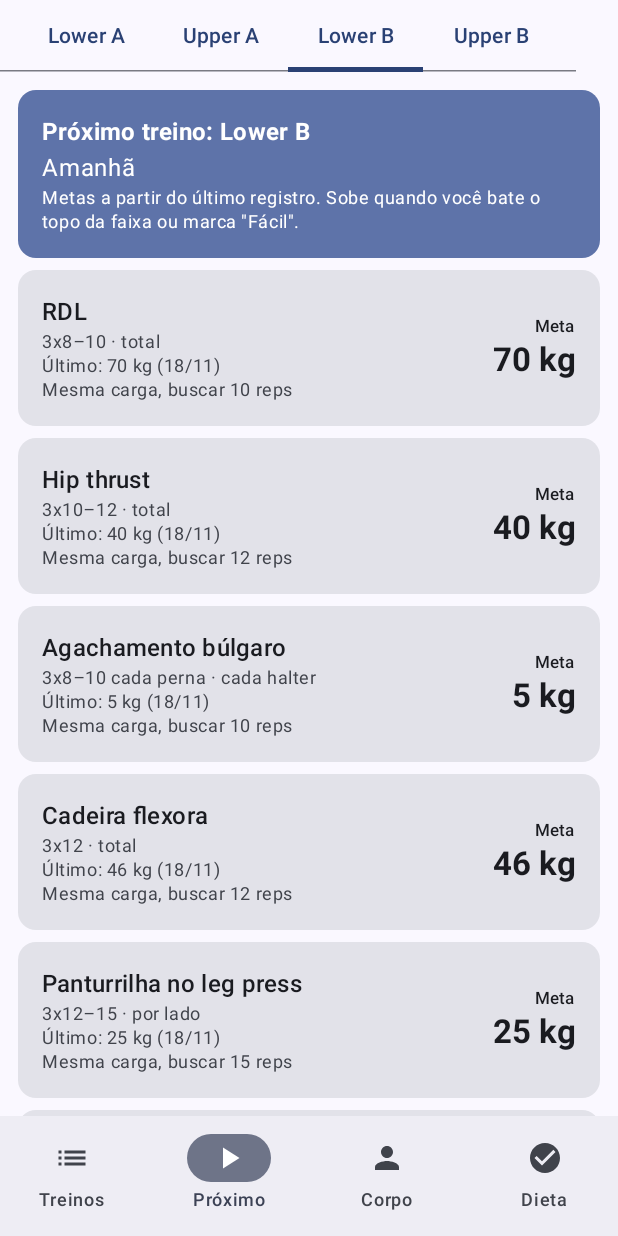
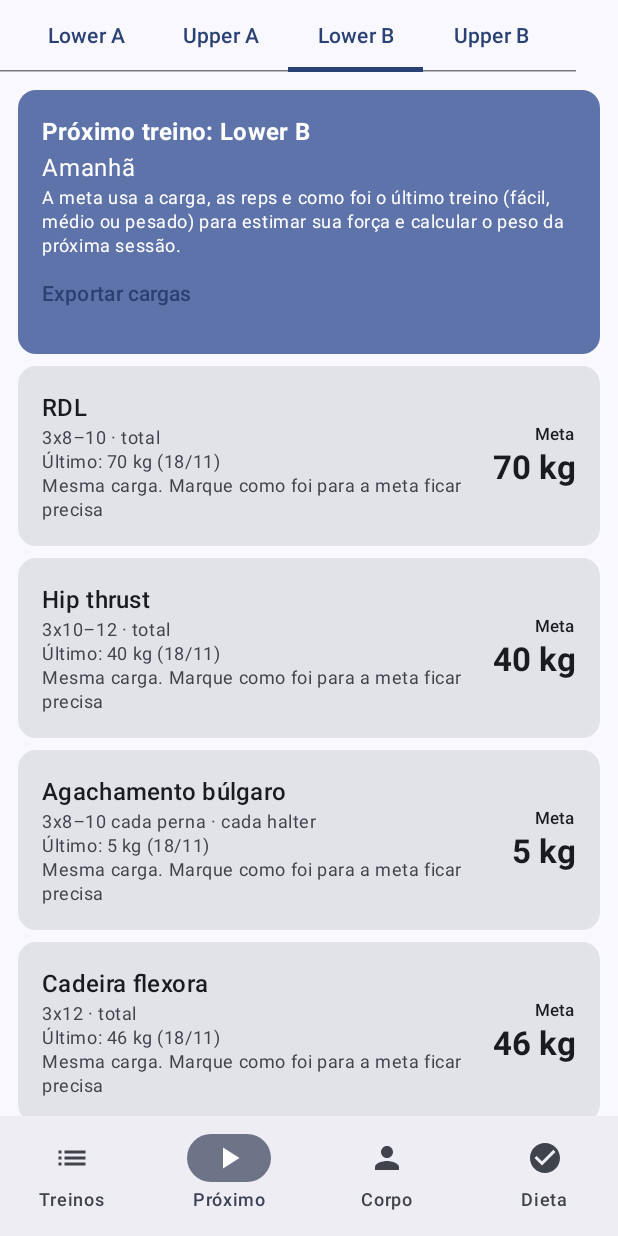
Before and after one commit to DaviFLimaAndrade/MeuAppTreino, an Android app built with Jetpack Compose: the screen it shows after launch (MainActivity), item 2 of the bottom bar chosen, on a phone screen of 412 x 824 dp. Run offline under Robolectric (Android 15) with nearby library versions, the phone set to English and light mode, and no system bars.

Commit message:
Meta por 1RM estimado (Epley + RIR), sensação na tela rápida, exportar cargas e trocas da dieta
Co-Authored-By: Claude Opus 5.5 <noreply@anthropic.com>
Claude-Session: https://claude.ai/code/session_014VWK2j6Fy8cbC1o3VN8FGj

```diff
--- a/app/src/main/java/com/davi/meutreino/Model.kt
+++ b/app/src/main/java/com/davi/meutreino/Model.kt
@@ -18,7 +18,7 @@ enum class TipoCarga(val label: String, val mult: Double) {
 /** sensacao: "facil", "ok", "pesado" ou "" (não informado). */
 data class Registro(val data: String, val kg: Double, val reps: String, val sensacao: String = "")
 
-val SENSACOES = listOf("facil" to "Fácil", "ok" to "Ok", "pesado" to "Pesado")
+val SENSACOES = listOf("facil" to "Fácil", "ok" to "Médio", "pesado" to "Pesado")
 
 data class Exercicio(
     val id: String,
@@ -36,7 +36,14 @@ data class Exercicio(
 
 data class Treino(val id: String, val nome: String, val exercicios: List<Exercicio>)
 
-data class ItemDieta(val id: String, val refeicao: String, val nome: String, val feito: Boolean)
+/** trocadoPor: substituto escolhido hoje (vazio = comeu o item original). */
+data class ItemDieta(
+    val id: String,
+    val refeicao: String,
+    val nome: String,
+    val feito: Boolean,
+    val trocadoPor: String = "",
+)
 
 data class AppData(
     val treinos: List<Treino>,
@@ -123,7 +130,11 @@ fun AppData.proximaSessao(): Pair<Int, Int> {
     return 0 to 0
 }
 
-// ---------- Metas (progressão dupla) ----------
+// ---------- Metas ----------
+// Conta usada por profissionais: estima a força máxima (1RM) pela fórmula de Epley,
+// considerando as reps feitas + as reps que sobraram (RIR, pela sensação), e
+// prescreve a carga para o mínimo da faixa de reps deixando 2 reps sobrando.
+// Limite de ±10% por sessão e arredondado para o salto de peso do equipamento.
 
 data class Meta(val kg: Double, val motivo: String, val sobe: Boolean)
 
@@ -139,39 +150,85 @@ fun repsFeitas(s: String): List<Int> = Regex("\\d+").findAll(s).mapNotNull { it.
 
 private val INFERIORES = setOf("Quadríceps", "Posterior", "Glúteos", "Panturrilha")
 
-private fun arred2_5(x: Double) = Math.round(x / 2.5) * 2.5
-
-/** Quanto subir quando a meta é aumentar a carga. */
-fun Exercicio.incremento(): Double = when (tipo) {
+/** Menor salto de peso do equipamento. */
+fun Exercicio.passo(): Double = when (tipo) {
     TipoCarga.POR_LADO -> 2.5
     TipoCarga.CADA_HALTER -> if (kg < 10) 1.0 else 2.0
-    TipoCarga.TOTAL -> if (grupo in INFERIORES) 5.0 else maxOf(2.5, arred2_5(kg * 0.05))
+    TipoCarga.TOTAL -> if (grupo in INFERIORES) 5.0 else 2.5
     TipoCarga.CORPO -> 0.0
 }
 
-/**
- * Regra: bateu o topo da faixa em todas as séries ou achou fácil -> sobe a carga;
- * achou pesado ou ficou abaixo do mínimo -> mantém; senão mantém buscando mais reps.
- */
+/** Reps em reserva estimadas pela sensação. */
+private fun rir(sensacao: String) = when (sensacao) {
+    "facil" -> 4.0
+    "pesado" -> 0.5
+    else -> 2.0
+}
+
 fun Exercicio.meta(): Meta {
-    val faixa = faixaReps(series)
+    val (min, max) = faixaReps(series) ?: (8 to 12)
     val ultimo = historico.lastOrNull()
-    val reps = repsFeitas(ultimo?.reps.orEmpty())
-    val bateuTopo = faixa != null && reps.isNotEmpty() && reps.all { it >= faixa.second }
-    val abaixoMin = faixa != null && reps.isNotEmpty() && reps.any { it < faixa.first }
     val sens = ultimo?.sensacao.orEmpty()
-    val topoTxt = faixa?.let { "${it.second} reps" } ?: "mais reps"
+    val digitadas = repsFeitas(ultimo?.reps.orEmpty())
+    val bateuTopo = digitadas.isNotEmpty() && digitadas.all { it >= max }
+    val abaixo = digitadas.isNotEmpty() && digitadas.any { it < min }
+    val semInfo = sens.isBlank() && digitadas.isEmpty()
 
     if (tipo == TipoCarga.CORPO) {
-        return if (bateuTopo || sens == "facil") Meta(0.0, "Segure uma anilha de 5 kg", true)
-        else Meta(0.0, "Peso corporal, buscar $topoTxt", false)
+        return if (bateuTopo || sens == "facil") Meta(0.0, "Foi fácil: segure uma anilha de 5 kg", true)
+        else Meta(0.0, "Peso corporal, buscar $max reps", false)
     }
     if (kg <= 0.0) return Meta(0.0, "Defina a carga neste treino", false)
-    return when {
-        sens == "pesado" || abaixoMin -> Meta(kg, "Mesma carga: o último foi pesado", false)
-        bateuTopo -> Meta(kg + incremento(), "Bateu o topo da faixa", true)
-        sens == "facil" -> Meta(kg + incremento(), "O último foi fácil", true)
-        else -> Meta(kg, "Mesma carga, buscar $topoTxt", false)
+
+    // Sem reps digitadas, estima pelas sensações: fácil = topo, médio = meio, pesado = mínimo
+    val reps = digitadas.minOrNull()?.toDouble() ?: when (sens) {
+        "facil" -> max.toDouble()
+        "pesado" -> min.toDouble()
+        else -> (min + max) / 2.0
+    }
+    val e1rm = kg * (1 + (reps + rir(sens)) / 30.0)
+    val alvo = (e1rm / (1 + (min + 2.0) / 30.0)).coerceIn(kg * 0.9, kg * 1.1)
+    val p = passo()
+    val diff = alvo - kg
+    val novo = when {
+        sens == "pesado" && !abaixo -> kg
+        diff > 0 && (sens == "facil" || bateuTopo) -> kg + p * maxOf(1.0, Math.round(diff / p).toDouble())
+        diff >= p * 0.75 -> kg + p * Math.round(diff / p)
+        diff <= -p * 0.75 -> (kg - p * maxOf(1.0, Math.round(-diff / p).toDouble())).coerceAtLeast(p)
+        else -> kg
+    }
+    val motivo = when {
+        novo > kg && bateuTopo -> "Sobe: bateu o topo da faixa"
+        novo > kg && sens == "facil" -> "Sobe: o último foi fácil"
+        novo > kg -> "Sobe: sobrou força no último"
+        novo < kg -> "Baixa: ficou abaixo de $min reps"
+        sens == "pesado" -> "Mesma carga: o último foi pesado"
+        semInfo -> "Mesma carga. Marque como foi para a meta ficar precisa"
+        else -> "Mesma carga, buscar $max reps"
+    }
+    return Meta(novo, motivo, novo > kg)
+}
+
+/** Texto com as cargas atuais de cada treino, para exportar. */
+fun AppData.textoExportacao(): String = buildString {
+    append("Meu Treino: cargas em ").append(fmtData(hoje())).append("\n")
+    treinos.forEach { t ->
+        append("\n").append(t.nome).append("\n")
+        t.exercicios.forEach { e ->
+            val u = e.historico.lastOrNull()
+            append("- ").append(e.nome).append(" (").append(e.series).append("): ")
+            if (e.tipo == TipoCarga.CORPO) append("peso corporal")
+            else if (e.kg > 0) append(fmtKg(e.kg)).append(" kg ").append(e.tipo.label)
+            else append("sem carga")
+            if (u != null) {
+                append(" · último ").append(fmtData(u.data))
+                if (u.reps.isNotBlank()) append(", reps ").append(u.reps)
+                SENSACOES.toMap()[u.sensacao]?.let { append(", ").append(it.lowercase()) }
+            }
+            val m = e.meta()
+            if (m.sobe && e.tipo != TipoCarga.CORPO) append(" → meta ").append(fmtKg(m.kg)).append(" kg")
+            append("\n")
+        }
     }
 }
 
@@ -204,7 +261,49 @@ fun AppData.alternarItem(id: String): AppData =
     copy(dieta = dieta.map { if (it.id == id) it.copy(feito = !it.feito) else it })
 
 fun AppData.novoDia(data: String): AppData =
-    copy(dieta = dieta.map { it.copy(feito = false) }, aguaMl = 0, dietaData = data)
+    copy(dieta = dieta.map { it.copy(feito = false, trocadoPor = "") }, aguaMl = 0, dietaData = data)
+
+fun AppData.trocarItem(id: String, substituto: String): AppData =
+    copy(dieta = dieta.map { if (it.id == id) it.copy(feito = substituto.isNotBlank(), trocadoPor = substituto) else it })
+
+// ---------- Substituições do plano alimentar (Yasmin, 06/11/2026) ----------
+
+private val TROCA_FRANGO = listOf(
+    "Carne vermelha magra (120 g)",
+    "Peixe branco (160 g)",
+    "Carne suína magra (120 g)",
+)
+private val TROCA_ARROZ = listOf(
+    "Macarrão cozido (300 g)",
+    "Batata inglesa cozida (750 g)",
+    "Batata inglesa assada (430 g)",
+    "Batata-doce cozida (360 g)",
+    "Batata-doce assada (270 g)",
+    "Abóbora japonesa cozida (750 g)",
+    "Mandioca cozida (300 g)",
+    "Mandioca assada (210 g)",
+)
+
+/** Opções de troca equivalentes para um item, conforme a refeição. */
+fun trocasPara(refeicao: String, nome: String): List<String> {
+    val n = nome.lowercase()
+    val cafe = refeicao == REFEICOES[0]
+    val almoco = refeicao == REFEICOES[1]
+    val jantar = refeicao == REFEICOES[3]
+    return when {
+        cafe && n.startsWith("pão francês") -> listOf("Pão de forma (2 fatias, 50 g)", "Aveia (40 g)", "Tapioca (60 g)")
+        cafe && n.startsWith("banana") -> listOf("Mamão (250 g)", "Abacaxi (200 g)", "Melancia (380 g)")
+        almoco && n.startsWith("frango") -> TROCA_FRANGO
+        jantar && n.startsWith("frango") -> TROCA_FRANGO + "3 ovos (148 g)"
+        almoco && n.startsWith("arroz") -> TROCA_ARROZ
+        jantar && n.startsWith("arroz") -> TROCA_ARROZ + listOf(
+            "Pão francês (2 unid., 100 g)", "Rap10 (3 unid., 120 g)",
+            "Pão de forma (6 fatias, 150 g)", "Pão de hambúrguer (2 unid., 140 g)",
+        )
+        almoco && n.startsWith("feijão") -> listOf("Lentilha cozida (135 g)", "Grão-de-bico cozido (120 g)")
+        else -> emptyList()
+    }
+}
 
 // ---------- Dados iniciais (cargas de nov/2026) ----------
 
--- a/app/src/main/java/com/davi/meutreino/ProximoScreen.kt
+++ b/app/src/main/java/com/davi/meutreino/ProximoScreen.kt
@@ -1,5 +1,6 @@
 package com.davi.meutreino
 
+import android.content.Intent
 import androidx.compose.foundation.layout.Arrangement
 import androidx.compose.foundation.layout.Column
 import androidx.compose.foundation.layout.PaddingValues
@@ -17,6 +18,7 @@ import androidx.compose.material3.MaterialTheme
 import androidx.compose.material3.ScrollableTabRow
 import androidx.compose.material3.Tab
 import androidx.compose.material3.Text
+import androidx.compose.material3.TextButton
 import androidx.compose.runtime.Composable
 import androidx.compose.runtime.getValue
 import androidx.compose.runtime.mutableIntStateOf
@@ -24,6 +26,7 @@ import androidx.compose.runtime.saveable.rememberSaveable
 import androidx.compose.runtime.setValue
 import androidx.compose.ui.Alignment
 import androidx.compose.ui.Modifier
+import androidx.compose.ui.platform.LocalContext
 import androidx.compose.ui.text.font.FontWeight
 import androidx.compose.ui.unit.dp
 import java.time.LocalDate
@@ -33,6 +36,7 @@ import java.util.Locale
 @Composable
 fun ProximoScreen(store: Store, padding: PaddingValues) {
     val data = store.data
+    val context = LocalContext.current
     val (idxProx, emDias) = data.proximaSessao()
     var sel by rememberSaveable { mutableIntStateOf(idxProx) }
     val idx = sel.coerceIn(0, (data.treinos.size - 1).coerceAtLeast(0))
@@ -68,9 +72,20 @@ fun ProximoScreen(store: Store, padding: PaddingValues) {
                         )
                         if (idx == idxProx) Text(quando.replaceFirstChar { it.uppercase() })
                         Text(
-                            "Metas a partir do último registro. Sobe quando você bate o topo da faixa ou marca \"Fácil\".",
+                            "A meta usa a carga, as reps e como foi o último treino (fácil, médio ou pesado) " +
+                                "para estimar sua força e calcular o peso da próxima sessão.",
                             style = MaterialTheme.typography.bodySmall,
                         )
+                        TextButton(
+                            onClick = {
+                                val envio = Intent(Intent.ACTION_SEND).apply {
+                                    type = "text/plain"
+                                    putExtra(Intent.EXTRA_TEXT, data.textoExportacao())
+                                }
+                                context.startActivity(Intent.createChooser(envio, "Exportar cargas"))
+                            },
+                            contentPadding = PaddingValues(0.dp),
+                        ) { Text("Exportar cargas") }
                     }
                 }
             }
--- a/app/src/main/java/com/davi/meutreino/Store.kt
+++ b/app/src/main/java/com/davi/meutreino/Store.kt
@@ -71,7 +71,8 @@ class Store(context: Context) {
                         .put("id", i.id)
                         .put("refeicao", i.refeicao)
                         .put("nome", i.nome)
-                        .put("feito", i.feito))
+                        .put("feito", i.feito)
+                        .put("t", i.trocadoPor))
                 }
             })
 
@@ -103,6 +104,7 @@ class Store(context: Context) {
                     refeicao = i.optString("refeicao", REFEICOES[0]),
                     nome = i.optString("nome"),
                     feito = i.optBoolean("feito", false),
+                    trocadoPor = i.optString("t", ""),
                 )
             }
             return AppData(
```
Also changed, not shown: app/src/main/java/com/davi/meutreino/DietaScreen.kt (+70 -4 lines), app/src/main/java/com/davi/meutreino/TreinosScreen.kt (+10 -10 lines).
